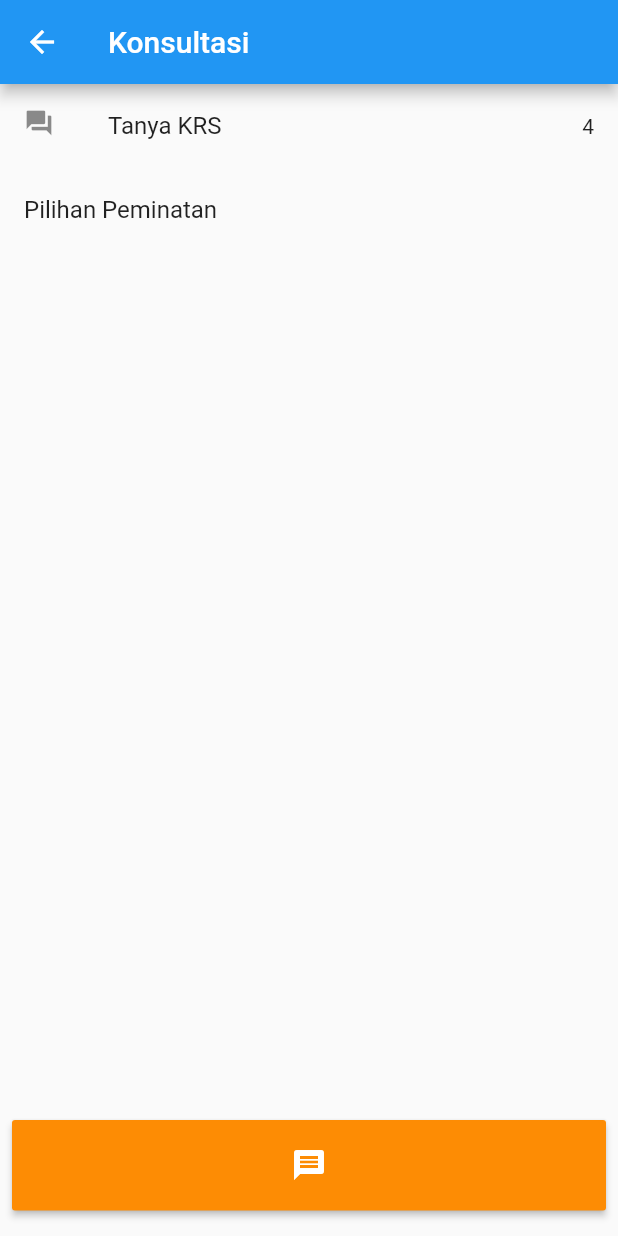
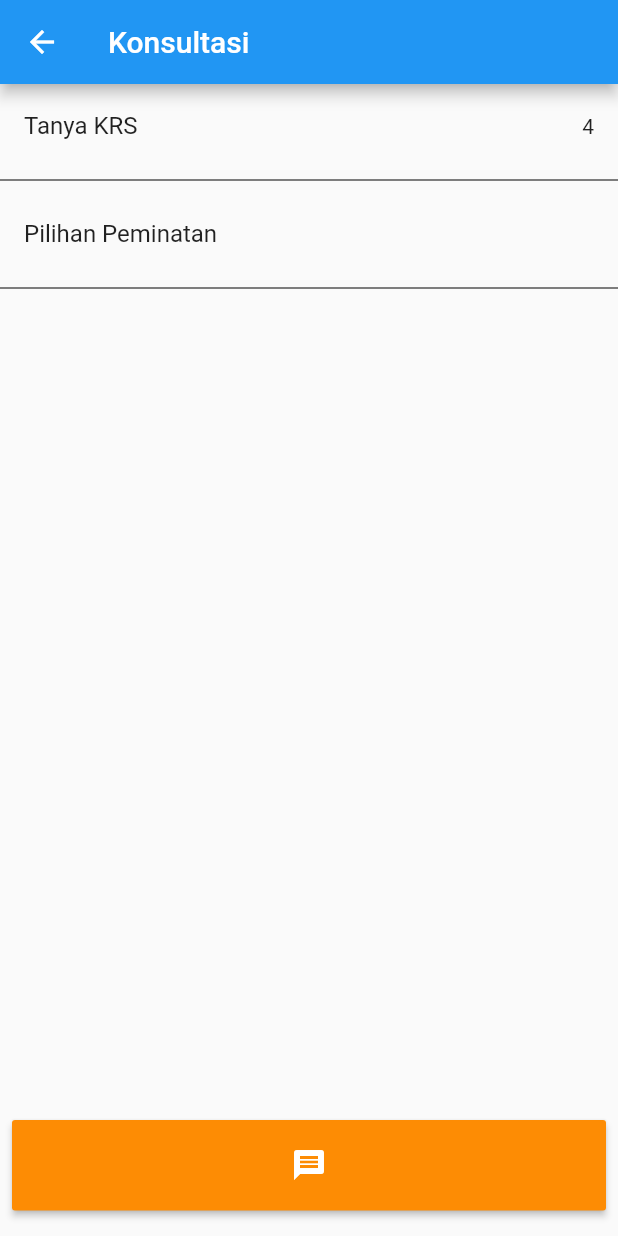
Before and after one commit to Anelka-Lazuardi/Uts_mobile, a Flutter app: the Ui2 screen opened directly, on a phone screen of 412 x 824 dp. Run offline on Flutter 3.47's test engine with Material 2 defaults, Android fonts, the phone set to English and light mode, and no system bars.

Commit message:
Update Form Konsultasi

```diff
--- a/lib/views/ui2.dart
+++ b/lib/views/ui2.dart
@@ -14,17 +14,26 @@ class Ui2 extends StatelessWidget {
             children: [
               ListTile(
                 title: Text("Tanya KRS"),
-                leading: Icon(Icons.forum, size: 20.0,),
+                // leading: Icon(Icons.forum, size: 20.0,),
                 trailing: Text("4"),
+              ),
 
+              Divider(
+                color: Colors.black,
               ),
 
               ListTile(
                 title: Text("Pilihan Peminatan"),
               ),
+
+              Divider(
+                color: Colors.black,
+              ),
+
             ],
           ),
         ),
+
         Flexible(
           flex: 1,
           child: SizedBox.expand(
```
